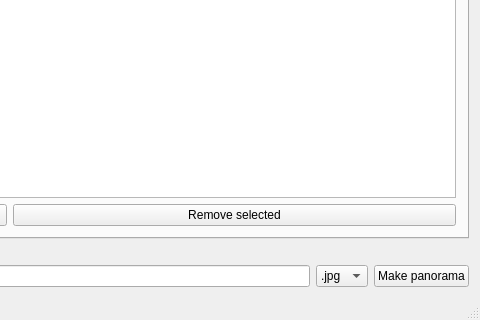
qchateau/AutoPanorama, file src/mainwindow.ui: the form before one commit; both pictures show x 460 to 940 and y 380 to 700 of the 940 by 700 pixel window.
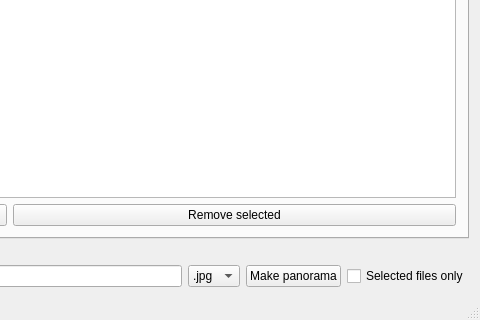
The form after the commit. Custom widgets are drawn as their Qt base class.

What changed in the file:
```diff
--- a/src/mainwindow.ui
+++ b/src/mainwindow.ui
@@ -750,6 +750,13 @@
         </property>
        </widget>
       </item>
+      <item>
+       <widget class="QCheckBox" name="selectedOnly_checkbox">
+        <property name="text">
+         <string>Selected files only</string>
+        </property>
+       </widget>
+      </item>
      </layout>
     </item>
     <item row="1" column="0">
```
Left out of the diff: 9 changed lines with no effect on the pictures.
